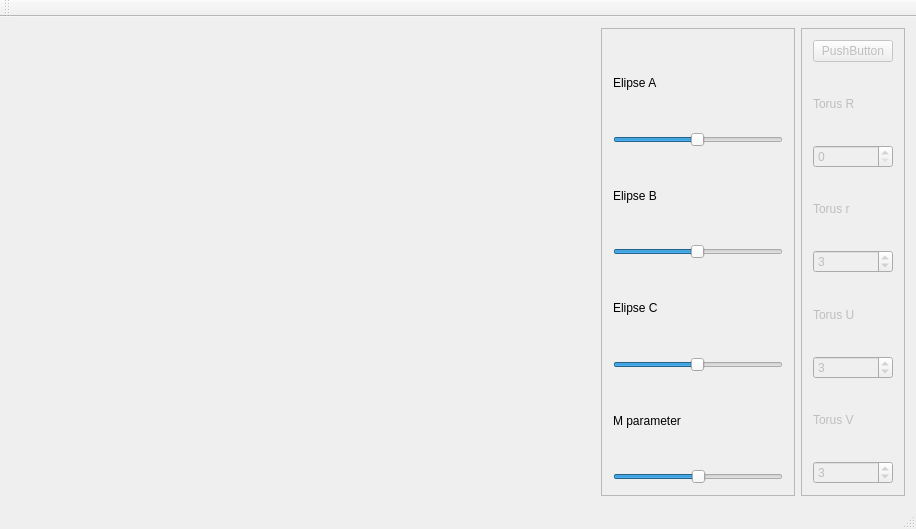
Above: mainwindow.ui from awitwicka/3DGraphicEngine before the change. Below: the same form after it.
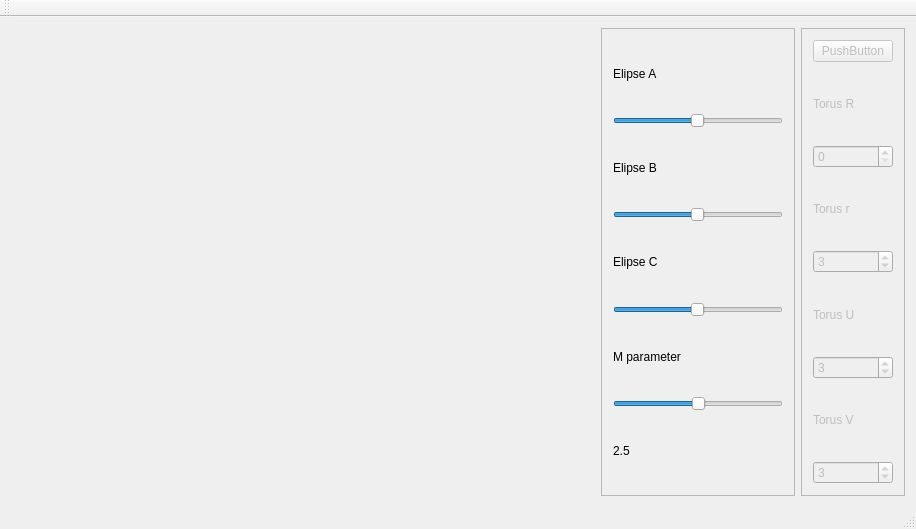
That is the form after the change. Custom widgets are drawn as their Qt base class.

The edit to the form file:
```diff
--- a/mainwindow.ui
+++ b/mainwindow.ui
@@ -135,6 +135,13 @@
          </property>
         </widget>
        </item>
+       <item>
+        <widget class="QLabel" name="label_show_m">
+         <property name="text">
+          <string>2.5</string>
+         </property>
+        </widget>
+       </item>
       </layout>
      </widget>
     </item>
```
